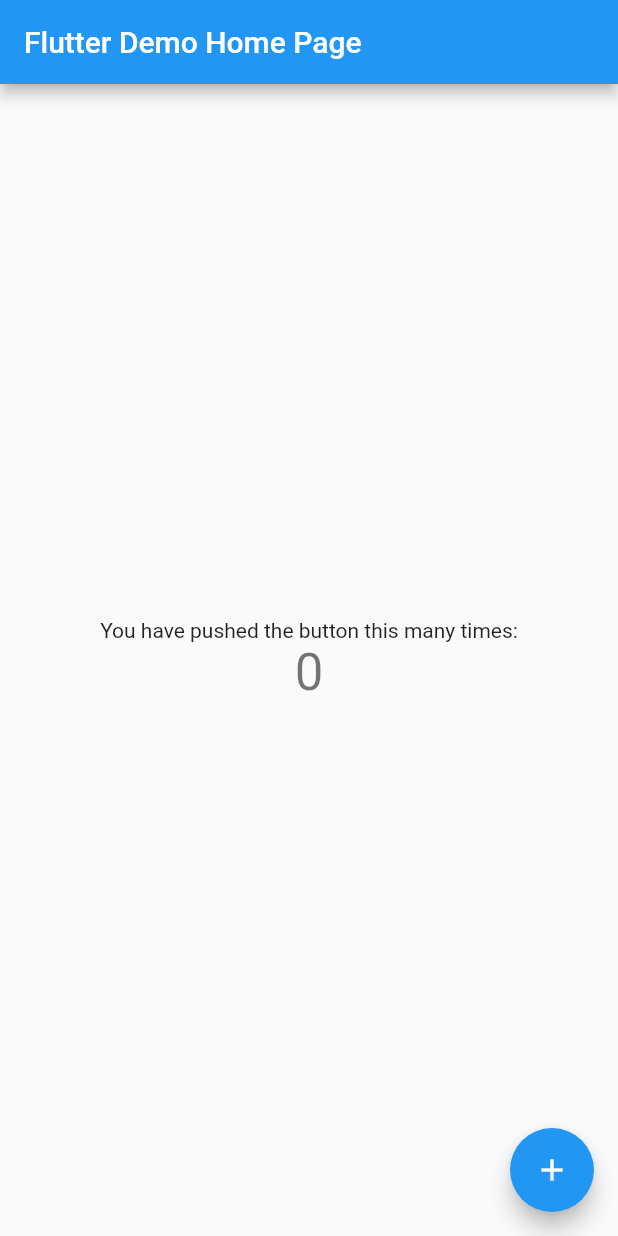
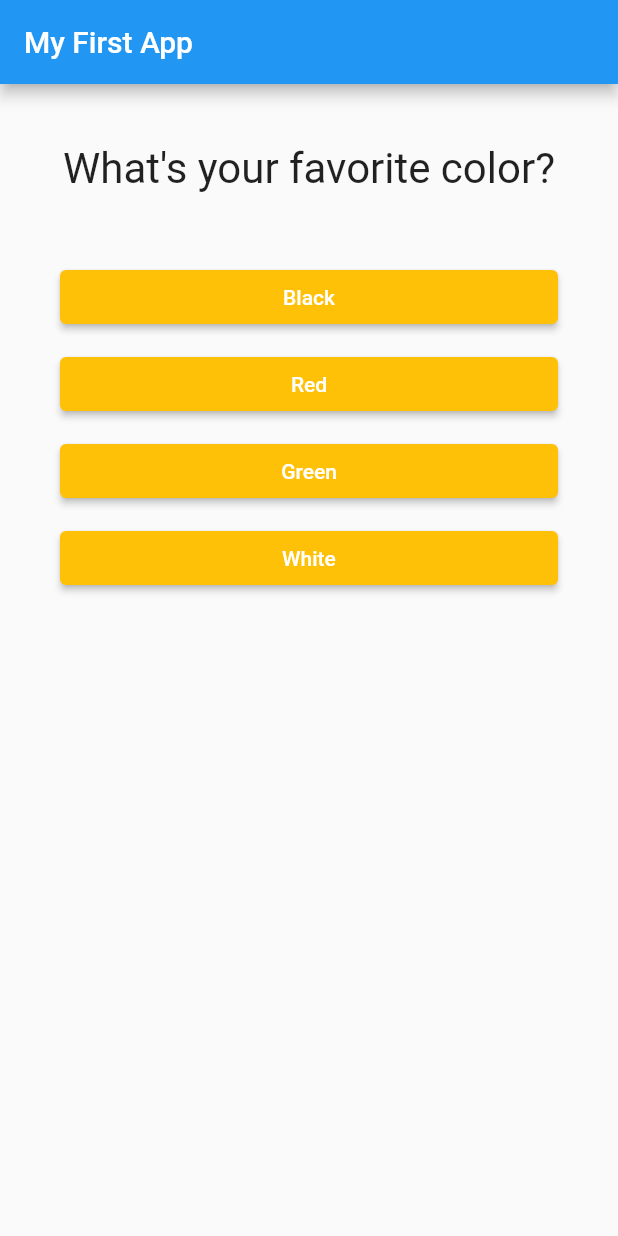
Before and after one commit to fefyben/flutterPlayground, a Flutter app: the screen it shows after launch, on a phone screen of 412 x 824 dp. Run offline on Flutter 3.47's test engine with Material 2 defaults, Android fonts, the phone set to English and light mode, and no system bars.

Commit message:
[Flutter] Quiz App.

```diff
--- /dev/null
+++ b/flutter_complete_guide/lib/answer.dart
@@ -0,0 +1,29 @@
+import 'package:flutter/material.dart';
+
+class Answer extends StatelessWidget {
+  final VoidCallback selectHandler;
+  final String answerText;
+
+  Answer(this.selectHandler, this.answerText);
+
+  @override
+  Widget build(BuildContext context) {
+    return Container(
+      width: double.infinity,
+      margin: EdgeInsets.symmetric(vertical: 5, horizontal: 40),
+      child: ElevatedButton(
+        // style: ButtonStyle(
+        //   backgroundColor: MaterialStateProperty.all(Colors.amber),
+        //   foregroundColor: MaterialStateProperty.all(Colors.black),
+        // ),
+        // Alternative Style for ElevatedButton
+        style: ElevatedButton.styleFrom(
+          primary: Colors.amber,
+          onPrimary: Colors.white,
+        ),
+        onPressed: selectHandler,
+        child: Text(answerText),
+      ),
+    );
+  }
+}
--- a/flutter_complete_guide/lib/main.dart
+++ b/flutter_complete_guide/lib/main.dart
@@ -1,113 +1,81 @@
 import 'package:flutter/material.dart';
 
-void main() {
-  runApp(MyApp());
-}
+import './quiz.dart';
+import './result.dart';
 
-class MyApp extends StatelessWidget {
-  // This widget is the root of your application.
+void main() => runApp(MyApp());
+
+class MyApp extends StatefulWidget {
   @override
-  Widget build(BuildContext context) {
-    return MaterialApp(
-      title: 'Flutter Demo',
-      theme: ThemeData(
-        // This is the theme of your application.
-        //
-        // Try running your application with "flutter run". You'll see the
-        // application has a blue toolbar. Then, without quitting the app, try
-        // changing the primarySwatch below to Colors.green and then invoke
-        // "hot reload" (press "r" in the console where you ran "flutter run",
-        // or simply save your changes to "hot reload" in a Flutter IDE).
-        // Notice that the counter didn't reset back to zero; the application
-        // is not restarted.
-        primarySwatch: Colors.blue,
-      ),
-      home: MyHomePage(title: 'Flutter Demo Home Page'),
-    );
+  State<StatefulWidget> createState() {
+    // TODO: implement createState
+    return _MyAppState();
   }
 }
 
-class MyHomePage extends StatefulWidget {
-  MyHomePage({Key key, this.title}) : super(key: key);
+class _MyAppState extends State<MyApp> {
+  final _questions = const [
+    {
+      'questionText': 'What\'s your favorite color?',
+      'answers': [
+        {'text': 'Black', 'score': 10},
+        {'text': 'Red', 'score': 5},
+        {'text': 'Green', 'score': 3},
+        {'text': 'White', 'score': 1},
+      ],
+    },
+    {
+      'questionText': 'What\'s your favorite animal?',
+      'answers': [
+        {'text': 'Rabbit', 'score': 3},
+        {'text': 'Snake', 'score': 11},
+        {'text': 'Elephant', 'score': 5},
+        {'text': 'Lion', 'score': 9},
+      ],
+    },
+    {
+      'questionText': 'Who\'s your favorite instructor?',
+      'answers': [
+        {'text': 'Max', 'score': 1},
+        {'text': 'Max', 'score': 1},
+        {'text': 'Max', 'score': 1},
+        {'text': 'Max', 'score': 1},
+      ],
+    },
+  ];
+  var _questionIndex = 0;
+  var _totalScore = 0;
 
-  // This widget is the home page of your application. It is stateful, meaning
-  // that it has a State object (defined below) that contains fields that affect
-  // how it looks.
+  void _resetQuiz() {
+    setState(() {
+      _questionIndex = 0;
+      _totalScore = 0;
+    });
+  }
 
-  // This class is the configuration for the state. It holds the values (in this
-  // case the title) provided by the parent (in this case the App widget) and
-  // used by the build method of the State. Fields in a Widget subclass are
-  // always marked "final".
+  void _answerQuestion(int score) {
+    _totalScore += score;
 
-  final String title;
-
-  @override
-  _MyHomePageState createState() => _MyHomePageState();
-}
-
-class _MyHomePageState extends State<MyHomePage> {
-  int _counter = 0;
-
-  void _incrementCounter() {
     setState(() {
-      // This call to setState tells the Flutter framework that something has
-      // changed in this State, which causes it to rerun the build method below
-      // so that the display can reflect the updated values. If we changed
-      // _counter without calling setState(), then the build method would not be
-      // called again, and so nothing would appear to happen.
-      _counter++;
+      _questionIndex = _questionIndex + 1;
     });
+    print(_questionIndex);
   }
 
   @override
   Widget build(BuildContext context) {
-    // This method is rerun every time setState is called, for instance as done
-    // by the _incrementCounter method above.
-    //
-    // The Flutter framework has been optimized to make rerunning build methods
-    // fast, so that you can just rebuild anything that needs updating rather
-    // than having to individually change instances of widgets.
-    return Scaffold(
-      appBar: AppBar(
-        // Here we take the value from the MyHomePage object that was created by
-        // the App.build method, and use it to set our appbar title.
-        title: Text(widget.title),
+    return MaterialApp(
+      home: Scaffold(
+        appBar: AppBar(
+          title: Text('My First App'),
+        ),
+        body: _questionIndex < _questions.length
+            ? Quiz(
+                questions: _questions,
+                answerQuestion: _answerQuestion,
+                questionIndex: _questionIndex)
+            : Result(_totalScore, _resetQuiz),
       ),
-      body: Center(
-        // Center is a layout widget. It takes a single child and positions it
-        // in the middle of the parent.
-        child: Column(
-          // Column is also a layout widget. It takes a list of children and
-          // arranges them vertically. By default, it sizes itself to fit its
-          // children horizontally, and tries to be as tall as its parent.
-          //
-          // Invoke "debug painting" (press "p" in the console, choose the
-          // "Toggle Debug Paint" action from the Flutter Inspector in Android
-          // Studio, or the "Toggle Debug Paint" command in Visual Studio Code)
-          // to see the wireframe for each widget.
-          //
-          // Column has various properties to control how it sizes itself and
-          // how it positions its children. Here we use mainAxisAlignment to
-          // center the children vertically; the main axis here is the vertical
-          // axis because Columns are vertical (the cross axis would be
-          // horizontal).
-          mainAxisAlignment: MainAxisAlignment.center,
-          children: <Widget>[
-            Text(
-              'You have pushed the button this many times:',
-            ),
-            Text(
-              '$_counter',
-              style: Theme.of(context).textTheme.headline4,
-            ),
-          ],
-        ),
-      ),
-      floatingActionButton: FloatingActionButton(
-        onPressed: _incrementCounter,
-        tooltip: 'Increment',
-        child: Icon(Icons.add),
-      ), // This trailing comma makes auto-formatting nicer for build methods.
     );
   }
 }
--- /dev/null
+++ b/flutter_complete_guide/lib/question.dart
@@ -0,0 +1,20 @@
+import 'package:flutter/material.dart';
+
+class Question extends StatelessWidget {
+  final String questionText;
+
+  Question(this.questionText);
+
+  @override
+  Widget build(BuildContext context) {
+    return Container(
+      width: double.infinity,
+      margin: EdgeInsets.symmetric(vertical: 40, horizontal: 20),
+      child: Text(
+        questionText,
+        style: TextStyle(fontSize: 28),
+        textAlign: TextAlign.center,
+      ),
+    );
+  }
+}
--- /dev/null
+++ b/flutter_complete_guide/lib/quiz.dart
@@ -0,0 +1,32 @@
+import 'package:flutter/material.dart';
+
+import './question.dart';
+import './answer.dart';
+
+class Quiz extends StatelessWidget {
+  final List<Map<String, Object>> questions;
+  final int questionIndex;
+  final Function answerQuestion;
+
+  Quiz({
+    @required this.questions,
+    @required this.answerQuestion,
+    @required this.questionIndex,
+  });
+
+  @override
+  Widget build(BuildContext context) {
+    return Column(
+      children: [
+        Question(
+          questions[questionIndex]['questionText'],
+        ),
+        ...(questions[questionIndex]['answers'] as List<Map<String, Object>>)
+            .map((answer) {
+          return Answer(
+              () => answerQuestion(answer['score']), answer['text'] as String);
+        }).toList(),
+      ],
+    );
+  }
+}
--- /dev/null
+++ b/flutter_complete_guide/lib/result.dart
@@ -0,0 +1,42 @@
+import 'package:flutter/material.dart';
+
+class Result extends StatelessWidget {
+  final int resultScore;
+  final VoidCallback resetHandler;
+
+  Result(this.resultScore, this.resetHandler);
+
+  String get resultPhrase {
+    var resultText = 'You did it!';
+    if (resultScore <= 8) {
+      resultText = 'You are awesome and innocent!';
+    } else if (resultScore <= 12) {
+      resultText = 'Pretty likeable!';
+    } else if (resultScore <= 16) {
+      resultText = 'You are... Strange?!';
+    } else {
+      resultText = 'You are so bad!!';
+    }
+
+    return resultText;
+  }
+
+  @override
+  Widget build(BuildContext context) {
+    return Center(
+      child: Column(
+        children: [
+          Text(
+            resultPhrase,
+            style: TextStyle(fontSize: 36, fontWeight: FontWeight.bold),
+            textAlign: TextAlign.center,
+          ),
+          TextButton(
+              onPressed: resetHandler,
+              child: Text('Restart Quiz!'),
+              style: TextButton.styleFrom(primary: Colors.amber)),
+        ],
+      ),
+    );
+  }
+}
```
